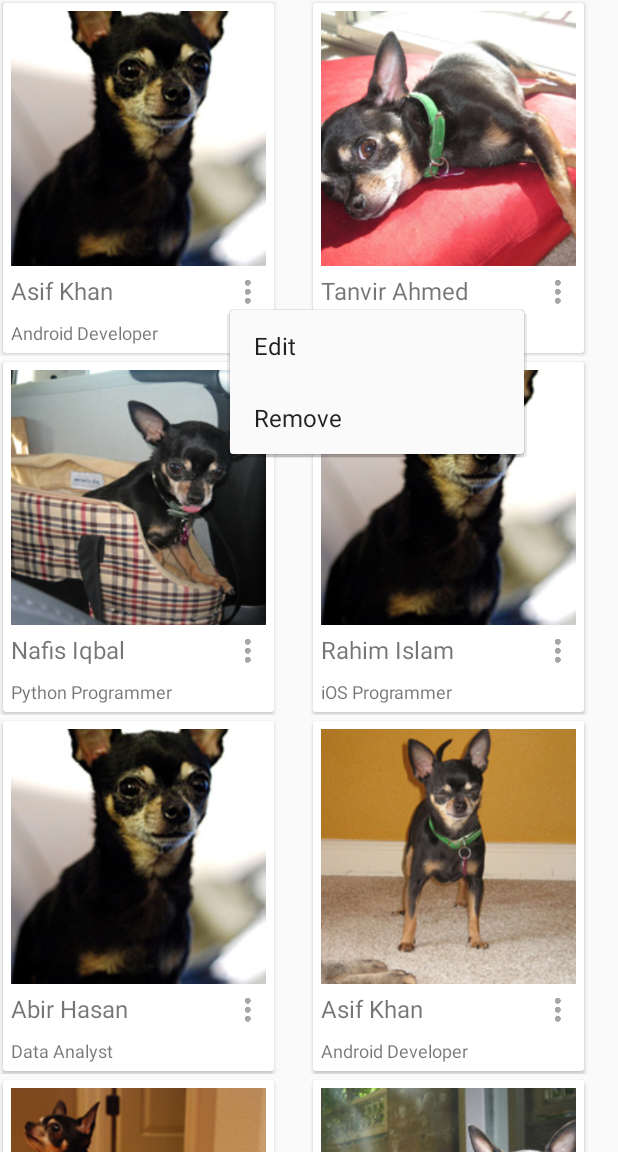
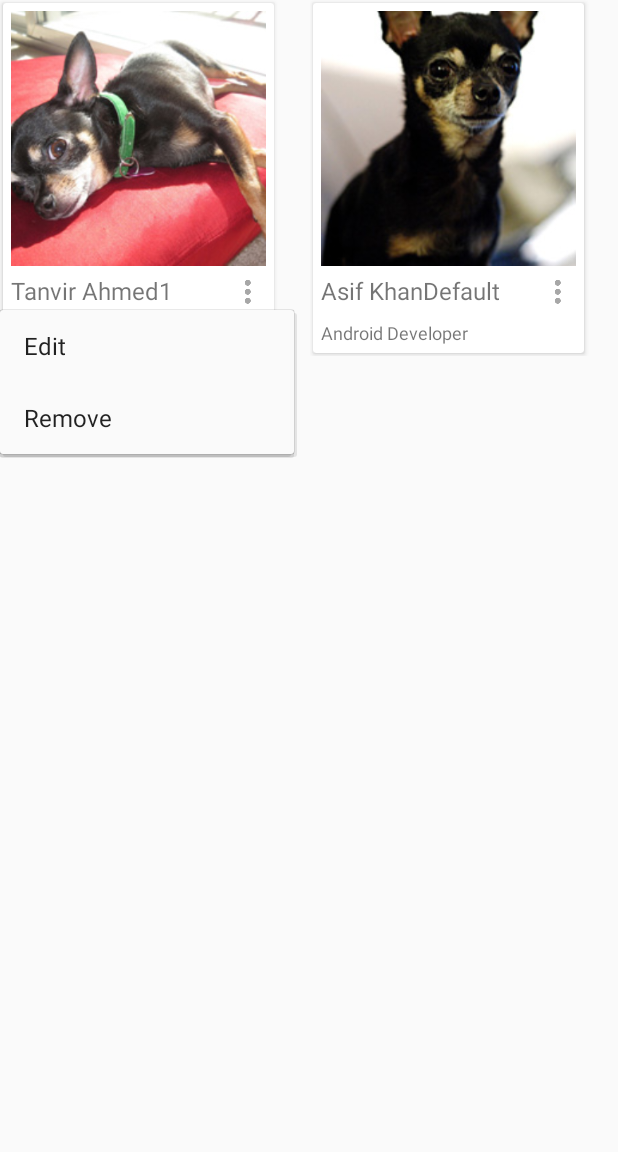
Before and after one commit to vantrang123/GridViewGallery, an Android app: the screen it shows after launch (MainActivity), after a tap on an icon or button, on a phone screen of 412 x 824 dp, the part 84-1236 px from its top. Run offline under Robolectric (Android 15) with nearby library versions, the phone set to English and light mode, and no system bars; 1 other tap on this screen came first.

```diff
--- a/app/src/main/java/com/trangdv/gridviewgallery/GalleryAdapter.java
+++ b/app/src/main/java/com/trangdv/gridviewgallery/GalleryAdapter.java
@@ -1,6 +1,7 @@
 package com.trangdv.gridviewgallery;
 
 import android.content.Context;
+import android.view.Gravity;
 import android.view.LayoutInflater;
 import android.view.MenuItem;
 import android.view.View;
@@ -16,10 +17,12 @@ import java.util.ArrayList;
 public class GalleryAdapter extends BaseAdapter implements View.OnClickListener{
     private ArrayList<Users> users;
     private Context context;
+    private onAdd lintener;
 
-    public GalleryAdapter(ArrayList<Users> users, Context context) {
+    public GalleryAdapter(ArrayList<Users> users, Context context, onAdd lintener) {
         this.users = users;
         this.context = context;
+        this.lintener = lintener;
     }
 
     @Override
@@ -54,6 +57,12 @@ public class GalleryAdapter extends BaseAdapter implements View.OnClickListener{
         name.setText(user.getName());
         profession.setText(user.getProfession());
         option.setOnClickListener(this);
+        photo.setOnClickListener(new View.OnClickListener() {
+            @Override
+            public void onClick(View view) {
+                lintener.onClickAdd();
+            }
+        });
         return view;
     }
 
@@ -65,6 +74,7 @@ public class GalleryAdapter extends BaseAdapter implements View.OnClickListener{
     private void showOptionMenu(View view) {
         PopupMenu popupMenu=new PopupMenu(context,view);
         popupMenu.getMenuInflater().inflate(R.menu.option_menu,popupMenu.getMenu());
+        popupMenu.setGravity(Gravity.END);
         popupMenu.show();
         popupMenu.setOnMenuItemClickListener(new PopupMenu.OnMenuItemClickListener() {
             @Override
@@ -82,4 +92,8 @@ public class GalleryAdapter extends BaseAdapter implements View.OnClickListener{
             }
         });
     }
+
+    public interface onAdd{
+        void onClickAdd();
+    }
 }
--- a/app/src/main/java/com/trangdv/gridviewgallery/MainActivity.java
+++ b/app/src/main/java/com/trangdv/gridviewgallery/MainActivity.java
@@ -4,21 +4,26 @@ import androidx.appcompat.app.AppCompatActivity;
 import androidx.appcompat.widget.Toolbar;
 
 import android.os.Bundle;
+import android.view.View;
 import android.widget.GridView;
+import android.widget.ImageView;
 
 import java.util.ArrayList;
+import java.util.Collections;
 
-public class MainActivity extends AppCompatActivity {
+public class MainActivity extends AppCompatActivity implements GalleryAdapter.onAdd{
 
     private ArrayList<Users> users;
+    private ArrayList<Users> tempUsers;
     private GridView gallery;
     private GalleryAdapter galleryAdapter;
+    int count=1;
     private String[] names={
-            "Asif Khan","Tanvir Ahmed","Nafis Iqbal","Rahim Islam","Abir Hasan",
-            "Asif Khan","Tanvir Ahmed","Nafis Iqbal","Rahim Islam","Abir Hasan",
-            "Asif Khan","Tanvir Ahmed","Nafis Iqbal","Rahim Islam","Abir Hasan",
-            "Asif Khan","Tanvir Ahmed","Nafis Iqbal","Rahim Islam","Abir Hasan",
-            "Asif Khan","Tanvir Ahmed","Nafis Iqbal","Rahim Islam","Abir Hasan"
+            "Asif KhanDefault","Tanvir Ahmed1","Nafis Iqbal2","Rahim Islam3","Abir Hasan4",
+            "Asif Khan5","Tanvir Ahmed6","Nafis Iqbal7","Rahim Islam8","Abir Hasan9",
+            "Asif Khan10","Tanvir Ahmed11","Nafis Iqbal12","Rahim Islam12","Abir Hasan13",
+            "Asif Khan14","Tanvir Ahmed15","Nafis Iqbal16","Rahim Islam17","Abir Hasan18",
+            "Asif Khan19","Tanvir Ahmed20","Nafis Iqbal21","Rahim Islam22","Abir Hasan23"
     };
     private String[] professions={
             "Android Developer","Web Developer","Python Programmer","iOS Programmer","Data Analyst",
@@ -41,16 +46,33 @@ public class MainActivity extends AppCompatActivity {
         setContentView(R.layout.activity_main);
         setSupportActionBar((Toolbar)findViewById(R.id.toolbar));
         users=new ArrayList<>();
+        tempUsers=new ArrayList<>();
         gallery=(GridView)findViewById(R.id.gallery);
-        galleryAdapter=new GalleryAdapter(users,this);
+        users.add(new Users(names[0],professions[0],photos[0]));
+        tempUsers.add(new Users(names[0],professions[0],photos[0]));
+        galleryAdapter=new GalleryAdapter(tempUsers,this, this);
         gallery.setAdapter(galleryAdapter);
-        getDatas();
+//        getDatas();
     }
 
     // getting all the datas
-    private void getDatas(){
-        for(int count=0;count<names.length;count++){
-            users.add(new Users(names[count],professions[count],photos[count]));
+    private void getDatas(int count){
+        tempUsers.clear();
+        users.add(new Users(names[count],professions[count],photos[count]));
+        swap();
+        galleryAdapter.notifyDataSetChanged();
+        count++;
+
+    }
+
+    private void swap() {
+        for(int count=users.size()-1;count>=0;count--){
+            tempUsers.add(new Users(names[count],professions[count],photos[count]));
         }
     }
+
+    @Override
+    public void onClickAdd() {
+        getDatas(count);
+    }
 }
--- a/app/src/main/res/layout/activity_main.xml
+++ b/app/src/main/res/layout/activity_main.xml
@@ -17,6 +17,6 @@
         android:gravity="center"
         android:columnWidth="170dp"
         android:layout_width="match_parent"
-        android:layout_height="match_parent"/>
+        android:layout_height="wrap_content"/>
 
 </LinearLayout>
--- a/app/src/main/res/values/styles.xml
+++ b/app/src/main/res/values/styles.xml
@@ -8,4 +8,9 @@
         <item name="colorAccent">@color/colorAccent</item>
     </style>
 
+    <style name="MyPopupMenu" parent="@style/Widget.AppCompat.PopupMenu">
+        <item name="android:dropDownHorizontalOffset">-4dp</item>
+        <item name="android:dropDownVerticalOffset">4dp</item>
+    </style>
+
 </resources>
```
